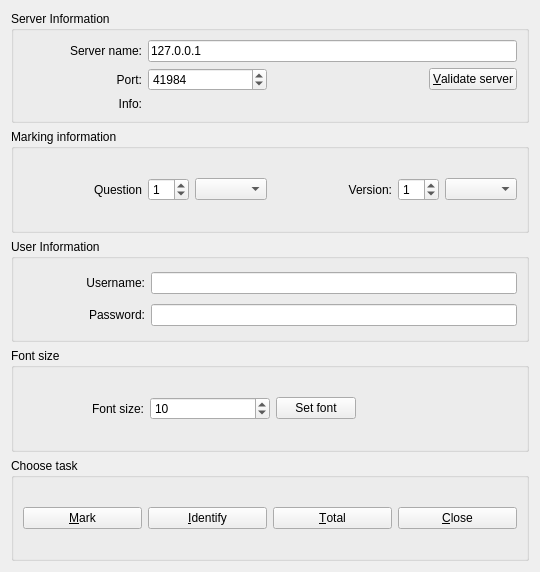
Old version of the form qtCreatorFiles/ui_chooser.ui in the repository plomgrading/plom.
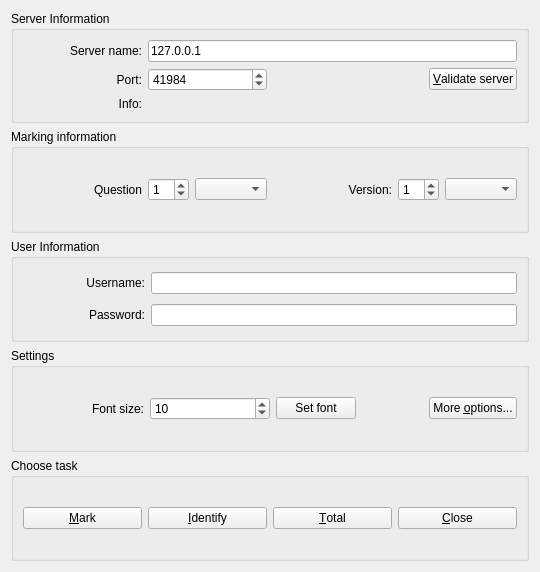
New version of the form.

Commit message: client: new options button

The edit to the form file:
```diff
--- a/qtCreatorFiles/ui_chooser.ui
+++ b/qtCreatorFiles/ui_chooser.ui
@@ -212,7 +212,7 @@
    <item>
     <widget class="QGroupBox" name="fontBox">
      <property name="title">
-      <string>Font size</string>
+      <string>Settings</string>
      </property>
      <layout class="QGridLayout" name="gridLayout_4" columnstretch="1,1,1,1">
       <item row="0" column="0">
@@ -278,6 +278,13 @@
           </property>
          </spacer>
         </item>
+        <item>
+         <widget class="QPushButton" name="optionsButton">
+          <property name="text">
+           <string>More &amp;options...</string>
+          </property>
+         </widget>
+        </item>
        </layout>
       </item>
      </layout>
```
Left out of the diff: 3 changed lines with no effect on the pictures. The commit also changes 1 other file.
